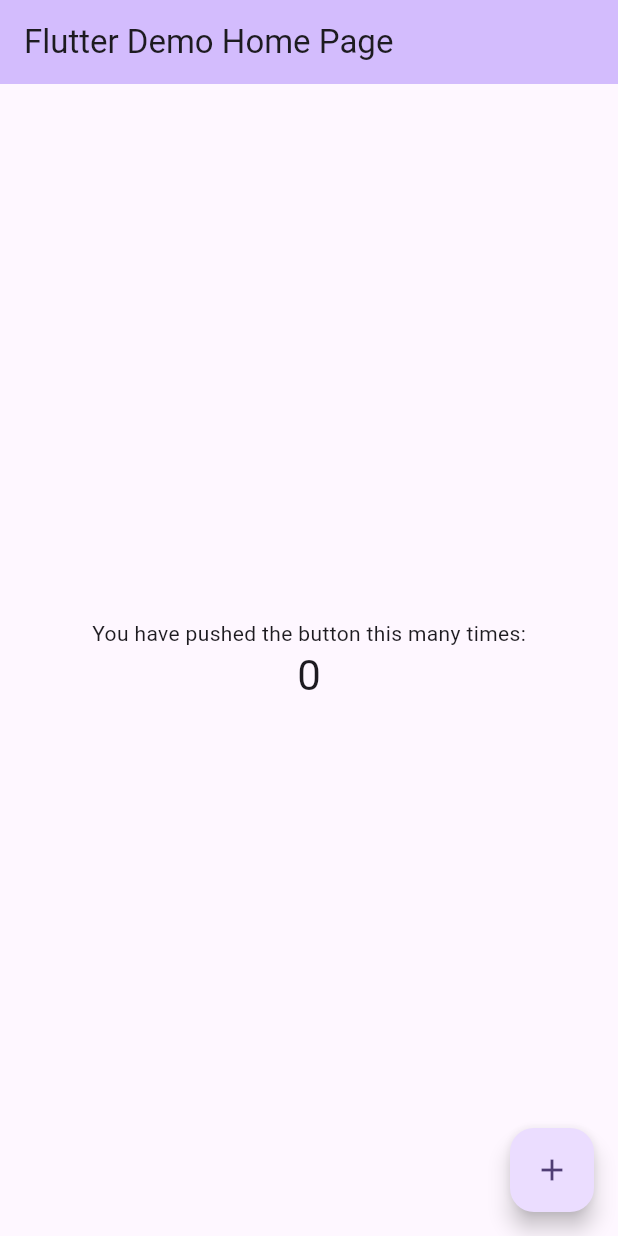
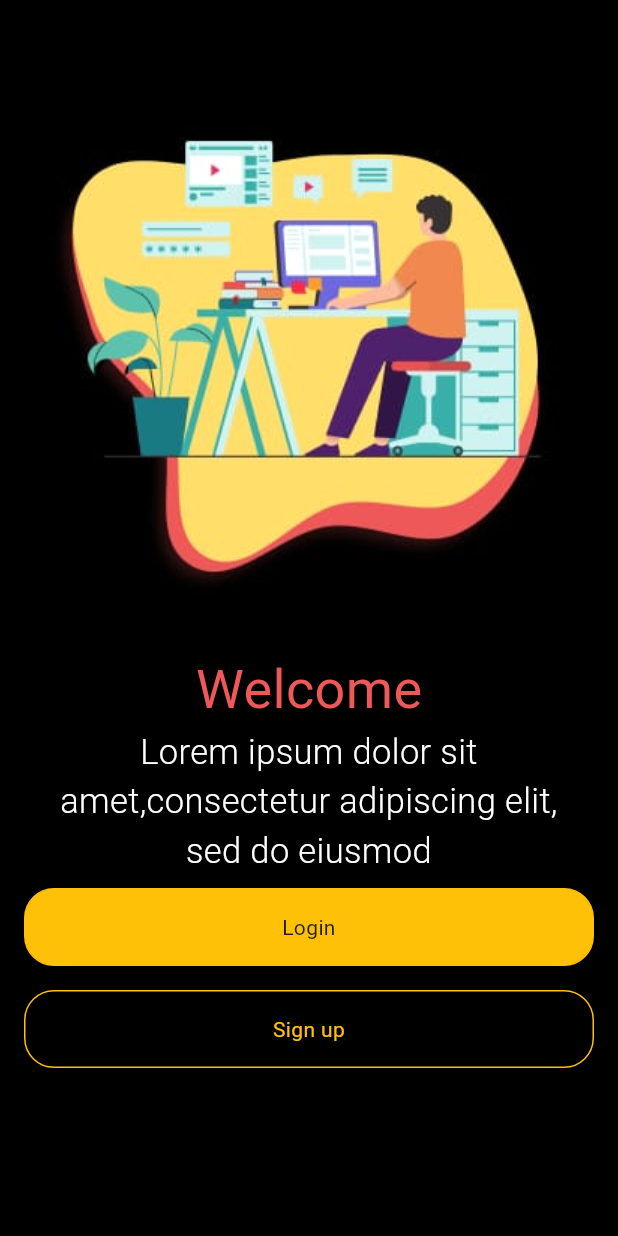
Before and after one commit to Ibrahim8545/iti_task, a Flutter app: the screen it shows after launch, on a phone screen of 412 x 824 dp. Run offline on Flutter 3.47's test engine with Material 3 defaults, Android fonts, the phone set to English and light mode, and no system bars.

```diff
--- a/lib/home_screen.dart
+++ b/lib/home_screen.dart
@@ -0,0 +1,77 @@
+import 'package:flutter/material.dart';
+import 'package:loginscreen/widget/custom_button.dart';
+import 'package:loginscreen/widget/login_modal_route.dart';
+import 'package:loginscreen/widget/signup_moda_route.dart';
+
+class HomeScreen extends StatelessWidget {
+  const HomeScreen({super.key});
+
+  @override
+  Widget build(BuildContext context) {
+    return Scaffold(
+      backgroundColor: Colors.black,
+      body: Padding(
+        padding: const EdgeInsets.symmetric(horizontal: 8, vertical: 20),
+        child: Column(
+          children: [
+            Image.asset(
+              'assets/images/bacgroundhome.jpeg',
+            ),
+            const SizedBox(
+              height: 20,
+            ),
+            const Text(
+              'Welcome',
+              style: TextStyle(
+                fontSize: 36,
+                color: Color(0xffEF5858),
+              ),
+            ),
+            const Padding(
+              padding: EdgeInsets.symmetric(horizontal: 14),
+              child: Text(
+                'Lorem ipsum dolor sit amet,consectetur adipiscing elit,  sed do eiusmod',
+                style: TextStyle(
+                    fontSize: 23,
+                    color: Colors.white,
+                    fontWeight: FontWeight.w300),
+                textAlign: TextAlign.center,
+              ),
+            ),
+            Padding(
+              padding: const EdgeInsets.all(8.0),
+              child: CustomButttom(
+                text: 'Login',
+                color: Colors.amber,
+                onTap: () {
+
+                  showModalBottomSheet(
+                    context: context,
+                  builder:(context) {
+                    return LoginModalButtomSheet();
+                  },
+                  );
+                },
+              ),
+            ),
+            Padding(
+              padding: const EdgeInsets.all(8.0),
+              child: CustomButttom(
+                text: ('Sign up'),
+                textStyle: TextStyle(color: Colors.amber),
+                onTap: () {
+                      showModalBottomSheet(
+                    context: context,
+                  builder:(context) {
+                    return SignUpModalButtomSheet();
+                  },
+                  );
+                },
+              ),
+            )
+          ],
+        ),
+      ),
+    );
+  }
+}
--- a/lib/main.dart
+++ b/lib/main.dart
@@ -1,4 +1,5 @@
 import 'package:flutter/material.dart';
+import 'package:loginscreen/home_screen.dart';
 
 void main() {
   runApp(const MyApp());
@@ -11,115 +12,10 @@ class MyApp extends StatelessWidget {
   @override
   Widget build(BuildContext context) {
     return MaterialApp(
-      title: 'Flutter Demo',
-      theme: ThemeData(
-        // This is the theme of your application.
-        //
-        // TRY THIS: Try running your application with "flutter run". You'll see
-        // the application has a purple toolbar. Then, without quitting the app,
-        // try changing the seedColor in the colorScheme below to Colors.green
-        // and then invoke "hot reload" (save your changes or press the "hot
-        // reload" button in a Flutter-supported IDE, or press "r" if you used
-        // the command line to start the app).
-        //
-        // Notice that the counter didn't reset back to zero; the application
-        // state is not lost during the reload. To reset the state, use hot
-        // restart instead.
-        //
-        // This works for code too, not just values: Most code changes can be
-        // tested with just a hot reload.
-        colorScheme: ColorScheme.fromSeed(seedColor: Colors.deepPurple),
-        useMaterial3: true,
-      ),
-      home: const MyHomePage(title: 'Flutter Demo Home Page'),
+   debugShowCheckedModeBanner: false,
+   debugShowMaterialGrid: false,
+   home:HomeScreen() ,
     );
+
   }
 }
-
-class MyHomePage extends StatefulWidget {
-  const MyHomePage({super.key, required this.title});
-
-  // This widget is the home page of your application. It is stateful, meaning
-  // that it has a State object (defined below) that contains fields that affect
-  // how it looks.
-
-  // This class is the configuration for the state. It holds the values (in this
-  // case the title) provided by the parent (in this case the App widget) and
-  // used by the build method of the State. Fields in a Widget subclass are
-  // always marked "final".
-
-  final String title;
-
-  @override
-  State<MyHomePage> createState() => _MyHomePageState();
-}
-
-class _MyHomePageState extends State<MyHomePage> {
-  int _counter = 0;
-
-  void _incrementCounter() {
-    setState(() {
-      // This call to setState tells the Flutter framework that something has
-      // changed in this State, which causes it to rerun the build method below
-      // so that the display can reflect the updated values. If we changed
-      // _counter without calling setState(), then the build method would not be
-      // called again, and so nothing would appear to happen.
-      _counter++;
-    });
-  }
-
-  @override
-  Widget build(BuildContext context) {
-    // This method is rerun every time setState is called, for instance as done
-    // by the _incrementCounter method above.
-    //
-    // The Flutter framework has been optimized to make rerunning build methods
-    // fast, so that you can just rebuild anything that needs updating rather
-    // than having to individually change instances of widgets.
-    return Scaffold(
-      appBar: AppBar(
-        // TRY THIS: Try changing the color here to a specific color (to
-        // Colors.amber, perhaps?) and trigger a hot reload to see the AppBar
-        // change color while the other colors stay the same.
-        backgroundColor: Theme.of(context).colorScheme.inversePrimary,
-        // Here we take the value from the MyHomePage object that was created by
-        // the App.build method, and use it to set our appbar title.
-        title: Text(widget.title),
-      ),
-      body: Center(
-        // Center is a layout widget. It takes a single child and positions it
-        // in the middle of the parent.
-        child: Column(
-          // Column is also a layout widget. It takes a list of children and
-          // arranges them vertically. By default, it sizes itself to fit its
-          // children horizontally, and tries to be as tall as its parent.
-          //
-          // Column has various properties to control how it sizes itself and
-          // how it positions its children. Here we use mainAxisAlignment to
-          // center the children vertically; the main axis here is the vertical
-          // axis because Columns are vertical (the cross axis would be
-          // horizontal).
-          //
-          // TRY THIS: Invoke "debug painting" (choose the "Toggle Debug Paint"
-          // action in the IDE, or press "p" in the console), to see the
-          // wireframe for each widget.
-          mainAxisAlignment: MainAxisAlignment.center,
-          children: <Widget>[
-            const Text(
-              'You have pushed the button this many times:',
-            ),
-            Text(
-              '$_counter',
-              style: Theme.of(context).textTheme.headlineMedium,
-            ),
-          ],
-        ),
-      ),
-      floatingActionButton: FloatingActionButton(
-        onPressed: _incrementCounter,
-        tooltip: 'Increment',
-        child: const Icon(Icons.add),
-      ), // This trailing comma makes auto-formatting nicer for build methods.
-    );
-  }
-}
--- /dev/null
+++ b/lib/widget/custom_button.dart
@@ -0,0 +1,30 @@
+import 'package:flutter/material.dart';
+
+class CustomButttom extends StatelessWidget {
+  CustomButttom({this.onTap,this.textStyle, this .color,required this.text, super.key});
+Color? color;
+String text;
+TextStyle? textStyle ;
+void Function()? onTap;
+  @override
+  Widget build(BuildContext context) {
+    return InkWell(
+      onTap: onTap,
+      child: Container(
+        width: double.infinity,
+        padding: const EdgeInsets.all(15),
+        decoration: BoxDecoration(
+          borderRadius: BorderRadius.circular(20),
+          color: color,
+          border: Border.all(color: Colors.amber)
+
+
+        ),
+        child: Text(
+          text,
+          style: textStyle,
+          textAlign: TextAlign.center,),
+      ),
+    );
+  }
+}
```
Also changed, not shown: lib/widget/custom_text_field.dart (added, +15 -0 lines), lib/widget/login_modal_route.dart (added, +10 -0 lines), lib/widget/signup_moda_route.dart (added, +10 -0 lines).
